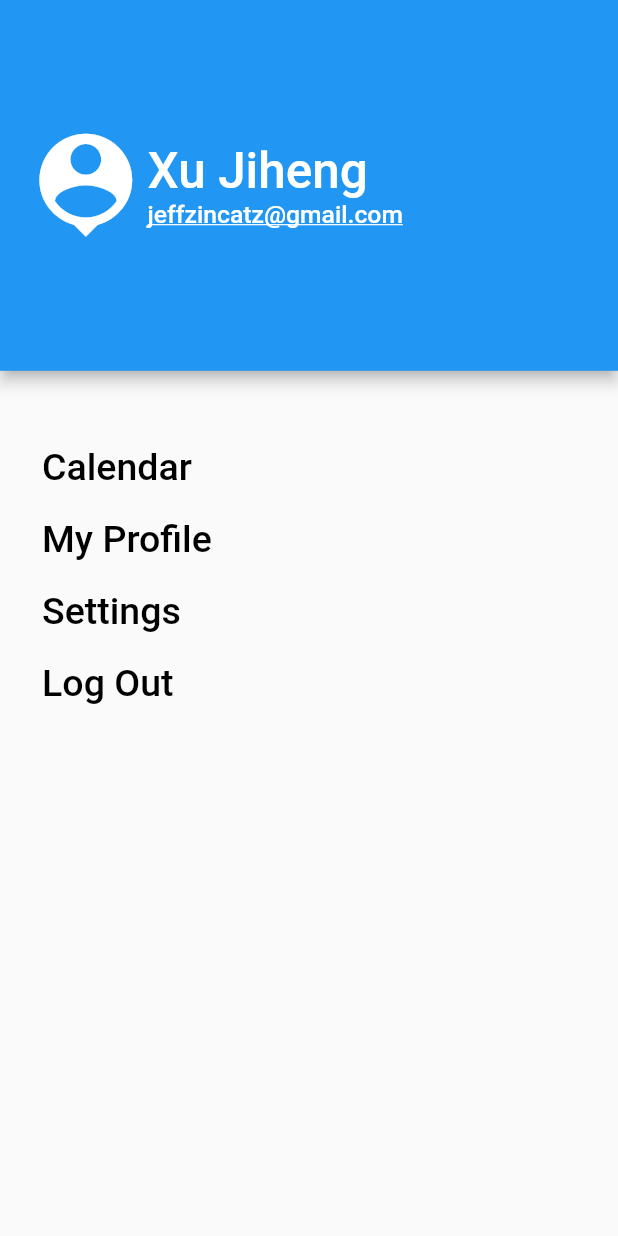
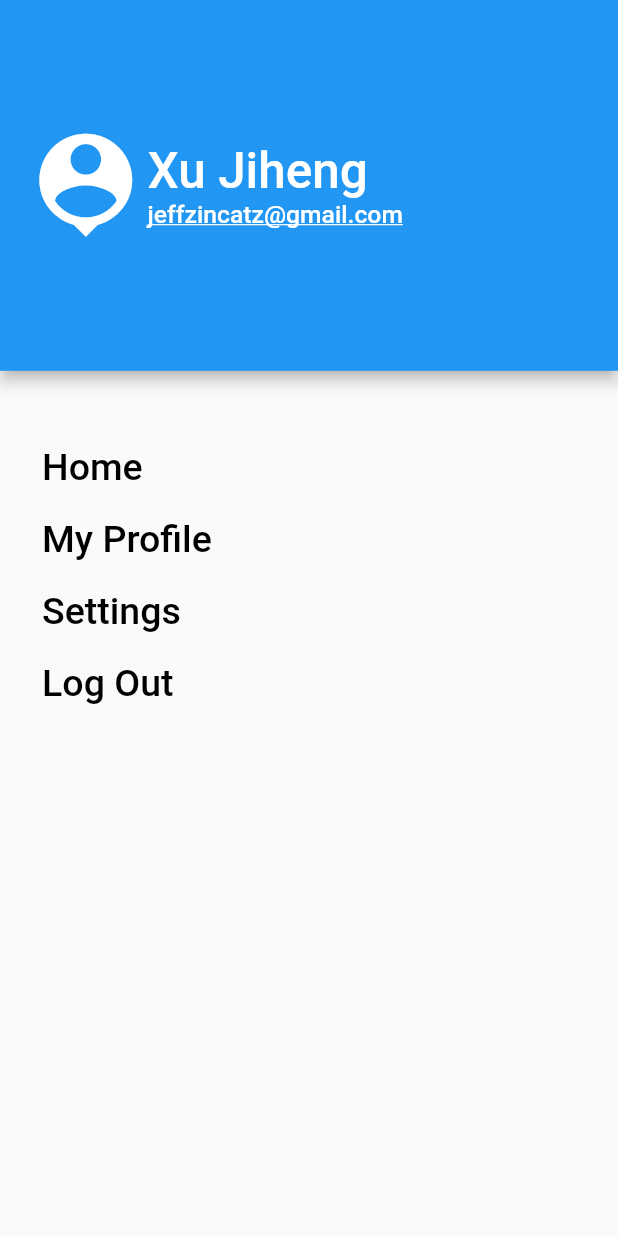
Before and after one commit to JeffZincatz/plannus_proto, a Flutter app: the NavBar screen opened directly, on a phone screen of 412 x 824 dp. Run offline on Flutter 3.47's test engine with Material 2 defaults, Android fonts, the phone set to English and light mode, and no system bars; our stand-ins replace flutter_datetime_picker, percent_indicator, table_calendar; missing offline and left inert: flutter_radar_chart.

Commit message:
Changed calendar to home and make it redirect back to home screen.

```diff
--- a/lib/NavBar.dart
+++ b/lib/NavBar.dart
@@ -55,14 +55,16 @@ class NavBar extends StatelessWidget {
               TextButton(
                 child: Align(
                   alignment: Alignment.centerLeft,
-                  child: Text("Calendar",
+                  child: Text("Home",
                     style: TextStyle(
                       fontSize: 25,
                       color: Colors.black,
                     ),
                   ),
                 ),
-                onPressed: () {},
+                onPressed: () {
+                  Navigator.pop(context);
+                },
               ),
               TextButton(
                 child: Align(
```
